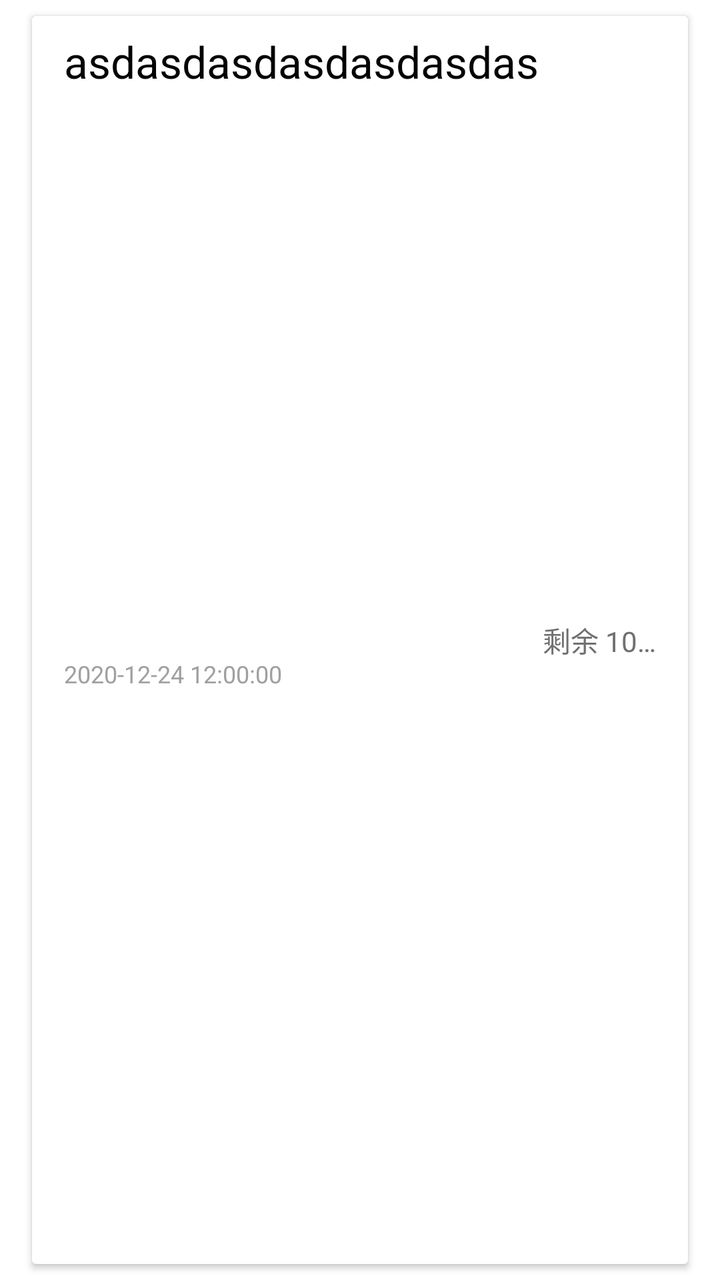
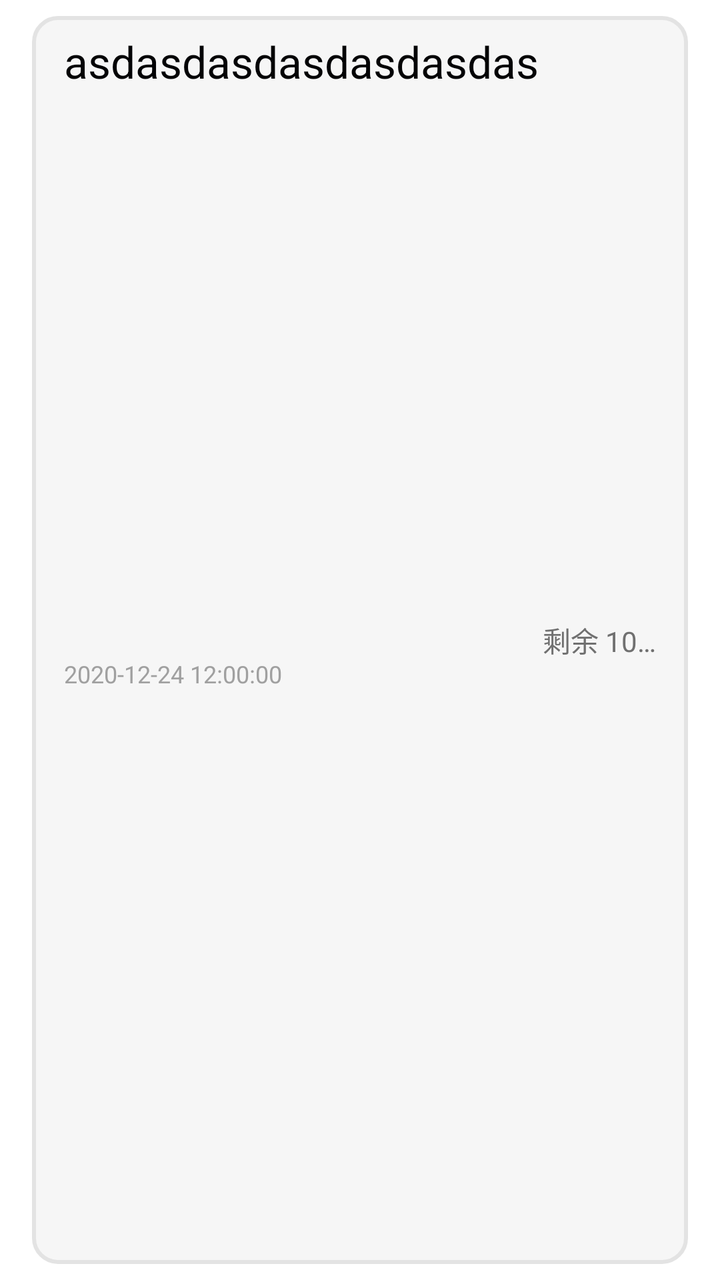

Before-and-after screenshots of an Android layout around one commit, followed by the original layout XML and the change that was made.
<!-- AndroidManifest.xml: application theme Theme.MemorialDay -->
<!-- res/layout/item_main_memorial_day.xml -->
<?xml version="1.0" encoding="utf-8"?>
<FrameLayout xmlns:android="http://schemas.android.com/apk/res/android"
    android:layout_width="match_parent"
    android:layout_height="wrap_content"
    xmlns:app="http://schemas.android.com/apk/res-auto">

    <androidx.cardview.widget.CardView
        android:id="@+id/card"
        android:clickable="true"
        android:foreground="?attr/selectableItemBackground"
        android:background="?attr/md_color_bg_card"
        android:layout_gravity="center"
        android:layout_marginStart="16dp"
        android:layout_marginEnd="16dp"
        android:layout_marginTop="8dp"
        android:layout_marginBottom="8dp"
        android:layout_width="match_parent"
        android:layout_height="match_parent">

        <androidx.constraintlayout.widget.ConstraintLayout
            android:paddingTop="8dp"
            android:paddingBottom="8dp"
            android:paddingStart="16dp"
            android:paddingEnd="16dp"
            android:id="@+id/constraintLayout"
            android:layout_width="match_parent"
            android:layout_height="match_parent">

            <TextView
                android:id="@+id/title"
                android:textSize="22sp"
                android:textColor="?attr/md_color_text_primary"
                android:text="asdasdasdasdasdasdas"
                app:layout_constraintTop_toTopOf="parent"
                app:layout_constraintStart_toStartOf="parent"
                android:layout_width="wrap_content"
                android:layout_height="wrap_content"/>

            <TextView
                android:textSize="12sp"
                android:textColor="?attr/md_color_text_hint"
                android:layout_marginTop="4dp"
                android:text="2020-12-24 12:00:00"
                app:layout_constraintStart_toStartOf="parent"
                app:layout_constraintTop_toBottomOf="@id/title"
                app:layout_constraintBottom_toBottomOf="parent"
                android:id="@+id/time"
                android:layout_width="wrap_content"
                android:layout_height="wrap_content"/>

            <androidx.constraintlayout.widget.Barrier
                android:id="@+id/barrier"
                app:barrierDirection="end"
                app:constraint_referenced_ids="title,time"
                android:layout_width="wrap_content"
                android:layout_height="wrap_content"/>

            <androidx.appcompat.widget.AppCompatTextView
                android:text="剩余 10 天"
                android:singleLine="true"
                android:textColor="?attr/md_color_text_secondary"
                android:maxLines="1"
                android:ellipsize="end"
                app:layout_constraintTop_toTopOf="parent"
                app:layout_constraintBottom_toBottomOf="parent"
                app:layout_constraintStart_toEndOf="@id/barrier"
                app:layout_constraintEnd_toEndOf="parent"
                android:id="@+id/countDown"
                android:textAlignment="textEnd"
                android:layout_width="0dp"
                android:layout_height="wrap_content"/>

        </androidx.constraintlayout.widget.ConstraintLayout>

    </androidx.cardview.widget.CardView>

</FrameLayout>
<!-- resources referenced by this layout -->
<resources>
  <style name="Theme.MemorialDay" parent="Theme.MaterialComponents.Light.NoActionBar">
          <item name="md_color_bg_page">@color/theme_camphor_wood_color_background</item>
          <item name="md_color_bg_card">@color/white</item>
  
          <item name="md_color_primary">@color/theme_camphor_wood_color_primary</item>
          <item name="md_color_primary_lighten">@color/theme_camphor_wood_color_primary</item>
          <item name="md_color_primary_darken">@color/theme_camphor_wood_color_primary</item>
          <item name="md_color_accent">@color/theme_camphor_wood_color_accent</item>
  
          <item name="md_color_text_primary">@color/theme_camphor_wood_color_text_primary</item>
          <item name="md_color_text_secondary">@color/theme_camphor_wood_color_text_secondary</item>
          <item name="md_color_text_hint">@color/theme_camphor_wood_color_text_hint</item>
          <item name="md_color_text_week">@color/theme_camphor_wood_color_text_week</item>
          <item name="md_color_text_notice">#FF7400</item>
          <item name="md_color_text_warming">#FF0000</item>
  
          <item name="md_text_field_color_bg">#f6f6f6</item>
          <item name="md_text_field_color_stroke">#e3e3e3</item>
  
          <item name="colorPrimaryDark">@color/theme_camphor_wood_color_background</item>
          <item name="android:windowLightStatusBar">false</item>
      </style>
  <color name="theme_camphor_wood_color_background">#F2F4EF</color>
  <color name="white">#FFFFFFFF</color>
  <color name="theme_camphor_wood_color_primary">#EFB730</color>
  <color name="theme_camphor_wood_color_accent">#C2E3F4</color>
  <color name="theme_camphor_wood_color_text_primary">#030305</color>
  <color name="theme_camphor_wood_color_text_secondary">#FF707070</color>
  <color name="theme_camphor_wood_color_text_hint">#FFA0A0A0</color>
  <color name="theme_camphor_wood_color_text_week">#FFC0C0C0</color>
</resources>

<!-- the commit's change to res/layout/item_main_memorial_day.xml (unified diff, before → after) -->
@@ -4,12 +4,13 @@
     android:layout_height="wrap_content"
     xmlns:app="http://schemas.android.com/apk/res-auto">
 
-    <androidx.cardview.widget.CardView
+    <androidx.constraintlayout.widget.ConstraintLayout
         android:id="@+id/card"
-        android:clickable="true"
-        android:foreground="?attr/selectableItemBackground"
-        android:background="?attr/md_color_bg_card"
-        android:layout_gravity="center"
+        android:paddingTop="8dp"
+        android:background="@drawable/bg_md_section"
+        android:paddingBottom="8dp"
+        android:paddingStart="16dp"
+        android:paddingEnd="16dp"
         android:layout_marginStart="16dp"
         android:layout_marginEnd="16dp"
         android:layout_marginTop="8dp"
@@ -17,61 +18,50 @@
         android:layout_width="match_parent"
         android:layout_height="match_parent">
 
-        <androidx.constraintlayout.widget.ConstraintLayout
-            android:paddingTop="8dp"
-            android:paddingBottom="8dp"
-            android:paddingStart="16dp"
-            android:paddingEnd="16dp"
-            android:id="@+id/constraintLayout"
-            android:layout_width="match_parent"
-            android:layout_height="match_parent">
+        <TextView
+            android:id="@+id/title"
+            android:textSize="22sp"
+            android:textColor="?attr/md_color_text_primary"
+            android:text="asdasdasdasdasdasdas"
+            app:layout_constraintTop_toTopOf="parent"
+            app:layout_constraintStart_toStartOf="parent"
+            android:layout_width="wrap_content"
+            android:layout_height="wrap_content"/>
 
-            <TextView
-                android:id="@+id/title"
-                android:textSize="22sp"
-                android:textColor="?attr/md_color_text_primary"
-                android:text="asdasdasdasdasdasdas"
-                app:layout_constraintTop_toTopOf="parent"
-                app:layout_constraintStart_toStartOf="parent"
-                android:layout_width="wrap_content"
-                android:layout_height="wrap_content"/>
+        <TextView
+            android:textSize="12sp"
+            android:textColor="?attr/md_color_text_hint"
+            android:layout_marginTop="4dp"
+            android:text="2020-12-24 12:00:00"
+            app:layout_constraintStart_toStartOf="parent"
+            app:layout_constraintTop_toBottomOf="@id/title"
+            app:layout_constraintBottom_toBottomOf="parent"
+            android:id="@+id/time"
+            android:layout_width="wrap_content"
+            android:layout_height="wrap_content"/>
 
-            <TextView
-                android:textSize="12sp"
-                android:textColor="?attr/md_color_text_hint"
-                android:layout_marginTop="4dp"
-                android:text="2020-12-24 12:00:00"
-                app:layout_constraintStart_toStartOf="parent"
-                app:layout_constraintTop_toBottomOf="@id/title"
-                app:layout_constraintBottom_toBottomOf="parent"
-                android:id="@+id/time"
-                android:layout_width="wrap_content"
-                android:layout_height="wrap_content"/>
+        <androidx.constraintlayout.widget.Barrier
+            android:id="@+id/barrier"
+            app:barrierDirection="end"
+            app:constraint_referenced_ids="title,time"
+            android:layout_width="wrap_content"
+            android:layout_height="wrap_content"/>
 
-            <androidx.constraintlayout.widget.Barrier
-                android:id="@+id/barrier"
-                app:barrierDirection="end"
-                app:constraint_referenced_ids="title,time"
-                android:layout_width="wrap_content"
-                android:layout_height="wrap_content"/>
+        <androidx.appcompat.widget.AppCompatTextView
+            android:text="剩余 10 天"
+            android:singleLine="true"
+            android:textColor="?attr/md_color_text_secondary"
+            android:maxLines="1"
+            android:ellipsize="end"
+            app:layout_constraintTop_toTopOf="parent"
+            app:layout_constraintBottom_toBottomOf="parent"
+            app:layout_constraintStart_toEndOf="@id/barrier"
+            app:layout_constraintEnd_toEndOf="parent"
+            android:id="@+id/countDown"
+            android:textAlignment="textEnd"
+            android:layout_width="0dp"
+            android:layout_height="wrap_content"/>
 
-            <androidx.appcompat.widget.AppCompatTextView
-                android:text="剩余 10 天"
-                android:singleLine="true"
-                android:textColor="?attr/md_color_text_secondary"
-                android:maxLines="1"
-                android:ellipsize="end"
-                app:layout_constraintTop_toTopOf="parent"
-                app:layout_constraintBottom_toBottomOf="parent"
-                app:layout_constraintStart_toEndOf="@id/barrier"
-                app:layout_constraintEnd_toEndOf="parent"
-                android:id="@+id/countDown"
-                android:textAlignment="textEnd"
-                android:layout_width="0dp"
-                android:layout_height="wrap_content"/>
-
-        </androidx.constraintlayout.widget.ConstraintLayout>
-
-    </androidx.cardview.widget.CardView>
+    </androidx.constraintlayout.widget.ConstraintLayout>
 
 </FrameLayout>
<!-- resource entries referenced after the edit -->
@@ -1,5 +1,14 @@
 <!-- resources referenced by this layout -->
 <resources>
+  <!-- drawable bg_md_section (drawable) -->
+  <?xml version="1.0" encoding="utf-8"?>
+  <shape android:shape="rectangle" xmlns:android="http://schemas.android.com/apk/res/android">
+  
+      <solid android:color="?attr/md_text_field_color_bg" />
+      <stroke android:color="?attr/md_text_field_color_stroke" android:width="2dp"/>
+      <corners android:radius="12dp" />
+  
+  </shape>
   <style name="Theme.MemorialDay" parent="Theme.MaterialComponents.Light.NoActionBar">
           <item name="md_color_bg_page">@color/theme_camphor_wood_color_background</item>
           <item name="md_color_bg_card">@color/white</item>
